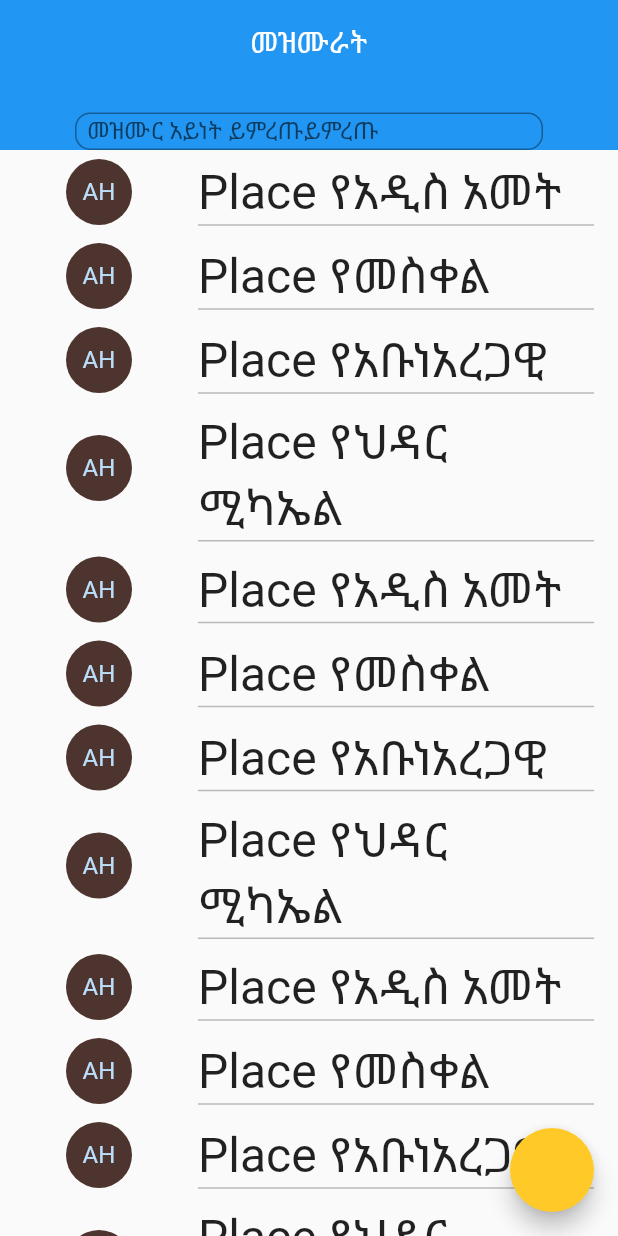
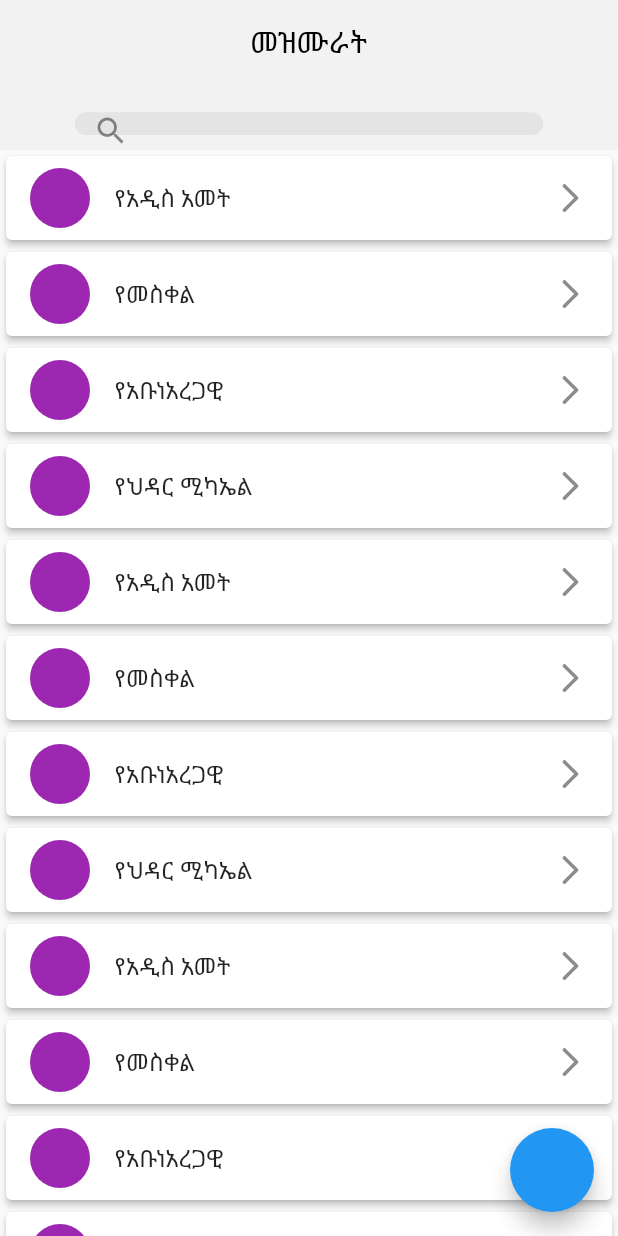
Before and after one commit to nahomersom/finote-birhan, a Flutter app: the screen it shows after launch, on a phone screen of 412 x 824 dp. Run offline on Flutter 3.47's test engine with Material 2 defaults, Android fonts, the phone set to English and light mode, and no system bars.

Commit message:
style:app bar theem update

```diff
--- a/lib/Screens/mezmurList.dart
+++ b/lib/Screens/mezmurList.dart
@@ -1,5 +1,7 @@
       import 'package:finote_birhan/Widgets/toogler.dart';
       import 'package:flutter/material.dart';
+
+import '../constants.dart';
       class mezmurLists extends StatelessWidget{
       List<Map> x = [
       {'አይነት':'የአዲስ አመት'},
@@ -36,26 +38,20 @@
 
       centerTitle: true,
 
-      title: Text('መዝሙራት'),
+      title: Text('መዝሙራት',style: TextStyle(
+            color: Colors.black
+      ),),
 
       flexibleSpace: FlexibleSpaceBar(
       background: Container(
 
-      margin: const EdgeInsets.only(right: 50, left: 50,top: 75),
+      margin: const EdgeInsets.only(right: 50, left: 50,top: 75,bottom: 10.0),
 
       child: Center(
 
       child:TextField(
 
-      decoration: InputDecoration(
-      isDense: true, // Added this
-      contentPadding: EdgeInsets.all(8),
-      border: OutlineInputBorder(
-
-      borderRadius: BorderRadius.all(Radius.circular(10))
-      ),
-      labelText: 'መዝሙር አይነት ይምረጡይምረጡ',
-      ),
+      decoration: kSearchField
       )
       )
 
@@ -82,22 +78,37 @@
       ),
       SliverList(delegate: SliverChildBuilderDelegate(
       (context, int index) {
-      return ListTile(
-      leading: Container(
-      padding: EdgeInsets.all(6),
-      width: 100,
-      child: CircleAvatar(
-            radius: 550,
-            backgroundColor: Colors.brown.shade800,
-            child: const Text('AH'),
-      )),
-      title:
-      Container(
-      decoration: BoxDecoration( border: Border(bottom: BorderSide(color: Colors.black26))),
-      child: Text('Place ${x[index]['አይነት']}', textScaleFactor: 2),
-      )
+      // return ListTile(
+      // leading: Container(
+      // padding: EdgeInsets.all(6),
+      // width: 100,
+      // child: CircleAvatar(
+      //       radius: 550,
+      //       backgroundColor: Colors.brown.shade800,
+      //       child: const Text('AH'),
+      // )),
+      // title:
+      // Container(
+      // decoration: BoxDecoration(
+      //     border: Border(bottom: BorderSide(color: Colors.black26))),
+      // child: Text('Place ${x[index]['አይነት']}',
+      //     style: kListTextStyle
+      // ),
+      // ),
+      //       trailing: Icon(Icons.arrow_forward_ios),
+      //
+      // );
+       return     Card(
+                  elevation: 2,
+                  child: ListTile(
+                        leading: CircleAvatar(
+                              backgroundColor: Colors.purple,
+                        ),
+                        title: Text('${x[index]['አይነት']}'),
 
-      );
+                        trailing: Icon(Icons.arrow_forward_ios_rounded),
+                  ),
+            );
       },
       childCount: x.length,
       ),)
--- a/lib/constants.dart
+++ b/lib/constants.dart
@@ -4,9 +4,37 @@ const kPrimaryColor = Color(0xFF7b1fa2);
 const kSecondaryColor = Color(0xFFffca28);
 const kTabBarColor = Color(0xFFae52d4);
 const kStatusBarColor = Color(0xFF4a0072);
-const kListLightBackgroundColor = Color(0xFF788198);
+// const kListLightBackgroundColor = Color(0xFF788198);
+const kListLightBackgroundColor = Color(0xFFF2F2F2);
+
 //dark theme
 const bgColorDarkTheme = Color(0xFF19182c);
 const kTextColorDarkTheme = Colors.white;
 const kTabBarColorDarkTheme = Color(0xff212121);
 const kListDarkBackgroundColor = Color(0xFF242339);
+const kSearchField = InputDecoration(
+  hintText:'የመዝሙር መደብ ይፈልጉ',
+  floatingLabelBehavior: FloatingLabelBehavior.never,
+  prefixIcon: Icon(Icons.search),
+  filled:true,
+  fillColor:  Color(0xffe4e4e4),
+  hintStyle: TextStyle(
+    color: Color(0xff8e8e93),
+    height: 2.8
+    // fontWeight: FontWeight.bold
+  ),
+  enabledBorder: OutlineInputBorder(
+    borderSide:  BorderSide(color: Color(0xffe4e4e4)),
+    borderRadius: BorderRadius.all(Radius.circular(15.0)),
+  ),
+  focusedBorder: OutlineInputBorder(
+
+    borderSide:  BorderSide(color: Color(0xffe4e4e4)),
+    borderRadius: BorderRadius.all(Radius.circular(15.0)),
+  ),
+
+);
+const kListTextStyle = TextStyle(
+
+  fontSize: 25.0
+);
--- a/lib/theme.dart
+++ b/lib/theme.dart
@@ -1,18 +1,23 @@
 import 'package:finote_birhan/constants.dart';
 import 'package:flutter/material.dart';
 final lightThemeData = ThemeData(
- brightness: Brightness.light,
-  primaryColor: kPrimaryColor,
-  colorScheme: ColorScheme.fromSwatch().copyWith(secondary: kSecondaryColor),
-  tabBarTheme: TabBarTheme(labelColor: kTabBarColor),
-
-  elevatedButtonTheme: elevatedButton
+ // brightness: Brightness.light,
+ //  primaryColor: kPrimaryColor,
+ //  colorScheme: ColorScheme.fromSwatch().copyWith(secondary: kSecondaryColor),
+ //  tabBarTheme: TabBarTheme(labelColor: kTabBarColor),
+ //
+ //  elevatedButtonTheme: elevatedButton
+ //  colorScheme: ColorScheme.light().copyWith(primary: Colors.red),
+  appBarTheme: AppBarTheme(backgroundColor: kListLightBackgroundColor),
+  colorScheme: ThemeData().colorScheme.copyWith(
+    primary:Color(0xff8e8e93),
+  ),
 );
 final darkThemeData = ThemeData(
-  brightness: Brightness.dark,
-  primaryColor: bgColorDarkTheme,
-  colorScheme: ColorScheme.fromSwatch().copyWith(secondary: kTextColorDarkTheme),
-  tabBarTheme: TabBarTheme(labelColor: kTabBarColorDarkTheme),
+  // brightness: Brightness.dark,
+  // primaryColor: bgColorDarkTheme,
+  // colorScheme: ColorScheme.fromSwatch().copyWith(secondary: kTextColorDarkTheme),
+  // tabBarTheme: TabBarTheme(labelColor: kTabBarColorDarkTheme),
 
 );
 final elevatedButton = ElevatedButtonThemeData(
```
Also changed, not shown: pubspec.lock.
